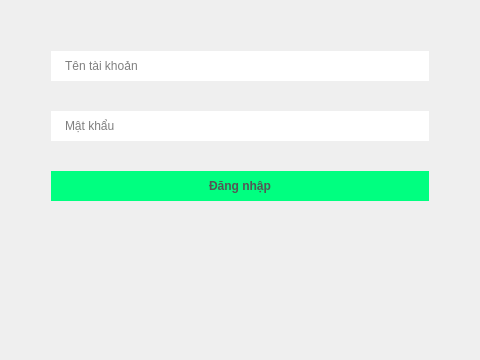
Qt form signin.ui (duydvu/Library) before a commit.
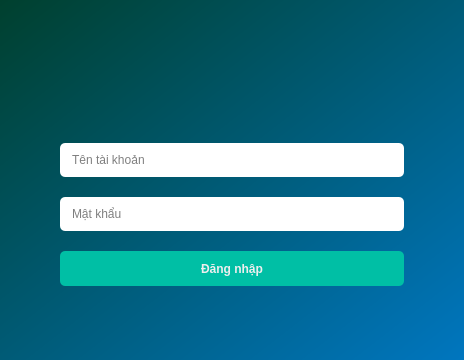
The same form after that commit. Icons and pictures are not drawn.

Diff of the .ui file:
```diff
--- a/signin.ui
+++ b/signin.ui
@@ -6,48 +6,65 @@
    <rect>
     <x>0</x>
     <y>0</y>
-    <width>480</width>
+    <width>464</width>
     <height>360</height>
    </rect>
   </property>
   <property name="windowTitle">
    <string>Dialog</string>
   </property>
+  <property name="styleSheet">
+   <string notr="true">background: qlineargradient(spread:reflect, x1:0, y1:0, x2:1, y2:1, stop:0 rgba(0, 64, 46, 255), stop:1 rgba(0, 118, 191, 255));
+font: 15pt &quot;Myriad Pro Cond&quot;;</string>
+  </property>
   <layout class="QHBoxLayout" name="horizontalLayout_2">
+   <property name="spacing">
+    <number>0</number>
+   </property>
+   <property name="leftMargin">
+    <number>0</number>
+   </property>
+   <property name="topMargin">
+    <number>0</number>
+   </property>
+   <property name="rightMargin">
+    <number>0</number>
+   </property>
+   <property name="bottomMargin">
+    <number>0</number>
+   </property>
    <item>
     <layout class="QHBoxLayout" name="horizontalLayout" stretch="5">
      <item>
-      <layout class="QVBoxLayout" name="verticalLayout" stretch="0,2,2,2,2,1">
+      <layout class="QVBoxLayout" name="verticalLayout" stretch="3,1,1,1,1">
        <property name="spacing">
-        <number>30</number>
+        <number>20</number>
        </property>
        <property name="sizeConstraint">
         <enum>QLayout::SetDefaultConstraint</enum>
        </property>
        <property name="leftMargin">
-        <number>40</number>
+        <number>60</number>
        </property>
        <property name="topMargin">
-        <number>0</number>
+        <number>20</number>
        </property>
        <property name="rightMargin">
-        <number>40</number>
+        <number>60</number>
        </property>
        <property name="bottomMargin">
-        <number>0</number>
+        <number>20</number>
        </property>
        <item>
-        <spacer name="verticalSpacer_2">
-         <property name="orientation">
-          <enum>Qt::Vertical</enum>
+        <widget class="QLabel" name="label">
+         <property name="styleSheet">
+          <string notr="true">image: url(Images/login.png);
+background: none;</string>
          </property>
-         <property name="sizeHint" stdset="0">
-          <size>
-           <width>20</width>
-           <height>40</height>
-          </size>
+         <property name="text">
+          <string/>
          </property>
-        </spacer>
+        </widget>
        </item>
        <item>
         <widget class="QLineEdit" name="AccountEdit">
@@ -58,11 +75,11 @@
           </size>
          </property>
          <property name="styleSheet">
-          <string notr="true">height: 30px;
-border-width: 0px;
-border-radius: 16px;
-background-color: white;
-padding-left: 12px;
+          <string notr="true">height: 40px;
+border: none;
+border-radius: 5px;
+padding-left: 10px;
+background: white;
 font: 15pt &quot;Myriad Pro Cond&quot;;</string>
          </property>
          <property name="placeholderText">
@@ -79,11 +96,11 @@
           </size>
          </property>
          <property name="styleSheet">
-          <string notr="true">height: 30px;
-border-width: 0px;
-border-radius: 16px;
-background-color: white;
-padding-left: 12px;
+          <string notr="true">height: 40px;
+border: none;
+border-radius: 5px;
+padding-left: 10px;
+background: white;
 font: 15pt &quot;Myriad Pro Cond&quot;;</string>
          </property>
          <property name="echoMode">
@@ -108,12 +125,12 @@
          <property name="styleSheet">
           <string notr="true">#LogInButton 
 {
-	height:30px;
+	height:40px;
 	border-width: 0px;
-	border-radius: 16px;
+	border-radius: 5px;
 	font: 15pt &quot;Myriad Pro Cond&quot;;
-	background: #00ff80;
-	color: #555;
+	background: #00BFA5;
+	color: #eee;
 	outline: none;
 	font-weight: bold;
 }
@@ -139,7 +156,8 @@
          <property name="styleSheet">
           <string notr="true">height: 30px;
 text-align: center;
-font: 63 12pt &quot;Myriad Pro Light&quot;;</string>
+font: 12pt &quot;Myriad Pro Light&quot;;
+background: none;</string>
          </property>
          <property name="text">
           <string/>
@@ -149,19 +167,6 @@
          </property>
         </widget>
        </item>
-       <item>
-        <spacer name="verticalSpacer">
-         <property name="orientation">
-          <enum>Qt::Vertical</enum>
-         </property>
-         <property name="sizeHint" stdset="0">
-          <size>
-           <width>20</width>
-           <height>40</height>
-          </size>
-         </property>
-        </spacer>
-       </item>
       </layout>
      </item>
     </layout>
```
Left out of the diff: 3 changed lines with no effect on the pictures.
